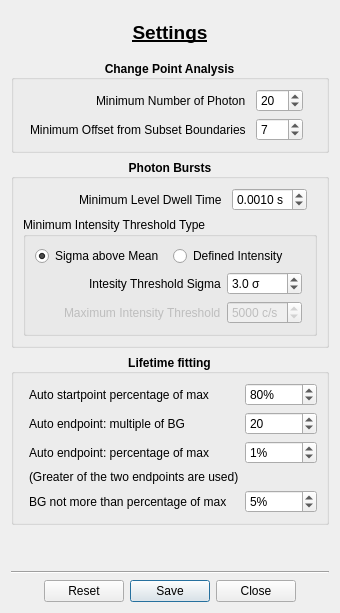
This is resources/ui/settings_dialog.ui in BioPhysicsUP/Full_SMS as Qt 5 draws it before an edit. The edited form follows.
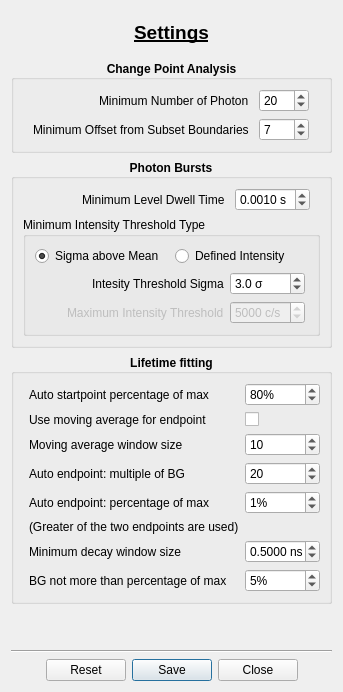
This is the edited form.

The edit to the form file:
```diff
--- a/resources/ui/settings_dialog.ui
+++ b/resources/ui/settings_dialog.ui
@@ -483,6 +483,32 @@
          </widget>
         </item>
         <item row="1" column="0">
+         <widget class="QLabel" name="useMovingAverageForEndpointLabel">
+          <property name="font">
+           <font>
+            <weight>50</weight>
+            <bold>false</bold>
+           </font>
+          </property>
+          <property name="text">
+           <string>Use moving average for endpoint</string>
+          </property>
+         </widget>
+        </item>
+        <item row="1" column="1">
+         <widget class="QCheckBox" name="chb_use_moving_avg">
+          <property name="font">
+           <font>
+            <weight>50</weight>
+            <bold>false</bold>
+           </font>
+          </property>
+          <property name="text">
+           <string/>
+          </property>
+         </widget>
+        </item>
+        <item row="3" column="0">
          <widget class="QLabel" name="label_7">
           <property name="font">
            <font>
@@ -495,7 +521,7 @@
           </property>
          </widget>
         </item>
-        <item row="1" column="1">
+        <item row="3" column="1">
          <widget class="QSpinBox" name="spb_end_multiple">
           <property name="font">
            <font>
@@ -508,7 +534,7 @@
           </property>
          </widget>
         </item>
-        <item row="2" column="0">
+        <item row="4" column="0">
          <widget class="QLabel" name="label_9">
           <property name="font">
            <font>
@@ -521,7 +547,7 @@
           </property>
          </widget>
         </item>
-        <item row="2" column="1">
+        <item row="4" column="1">
          <widget class="QSpinBox" name="spb_end_percent">
           <property name="font">
            <font>
@@ -540,7 +566,20 @@
           </property>
          </widget>
         </item>
-        <item row="4" column="0">
+        <item row="5" column="0">
+         <widget class="QLabel" name="label_11">
+          <property name="font">
+           <font>
+            <weight>50</weight>
+            <bold>false</bold>
+           </font>
+          </property>
+          <property name="text">
+           <string>(Greater of the two endpoints are used)</string>
+          </property>
+         </widget>
+        </item>
+        <item row="7" column="0">
          <widget class="QLabel" name="label_10">
           <property name="font">
            <font>
@@ -553,7 +592,7 @@
           </property>
          </widget>
         </item>
-        <item row="4" column="1">
+        <item row="7" column="1">
          <widget class="QSpinBox" name="spb_bg_percent">
           <property name="font">
            <font>
@@ -572,16 +611,79 @@
           </property>
          </widget>
         </item>
-        <item row="3" column="0">
-         <widget class="QLabel" name="label_11">
+        <item row="2" column="1">
+         <widget class="QSpinBox" name="spb_moving_avg_window">
           <property name="font">
            <font>
             <weight>50</weight>
             <bold>false</bold>
            </font>
           </property>
+          <property name="value">
+           <number>10</number>
+          </property>
+         </widget>
+        </item>
+        <item row="2" column="0">
+         <widget class="QLabel" name="label_12">
+          <property name="font">
+           <font>
+            <weight>50</weight>
+            <bold>false</bold>
+           </font>
+          </property>
           <property name="text">
-           <string>(Greater of the two endpoints are used)</string>
+           <string>Moving average window size</string>
+          </property>
+         </widget>
+        </item>
+        <item row="6" column="1">
+         <widget class="QDoubleSpinBox" name="dsb_minimum_decay_window">
+          <property name="maximumSize">
+           <size>
+            <width>75</width>
+            <height>16777215</height>
+           </size>
+          </property>
+          <property name="font">
+           <font>
+            <weight>50</weight>
+            <bold>false</bold>
+           </font>
+          </property>
+          <property name="suffix">
+           <string> ns</string>
+          </property>
+          <property name="decimals">
+           <number>4</number>
+          </property>
+          <property name="minimum">
+           <double>0.001000000000000</double>
+          </property>
+          <property name="maximum">
+           <double>10.000000000000000</double>
+          </property>
+          <property name="singleStep">
+           <double>0.001000000000000</double>
+          </property>
+          <property name="stepType">
+           <enum>QAbstractSpinBox::AdaptiveDecimalStepType</enum>
+          </property>
+          <property name="value">
+           <double>0.500000000000000</double>
+          </property>
+         </widget>
+        </item>
+        <item row="6" column="0">
+         <widget class="QLabel" name="label_13">
+          <property name="font">
+           <font>
+            <weight>50</weight>
+            <bold>false</bold>
+           </font>
+          </property>
+          <property name="text">
+           <string>Minimum decay window size</string>
           </property>
          </widget>
         </item>
```
Left out of the diff: 32 changed lines with no effect on the pictures.
